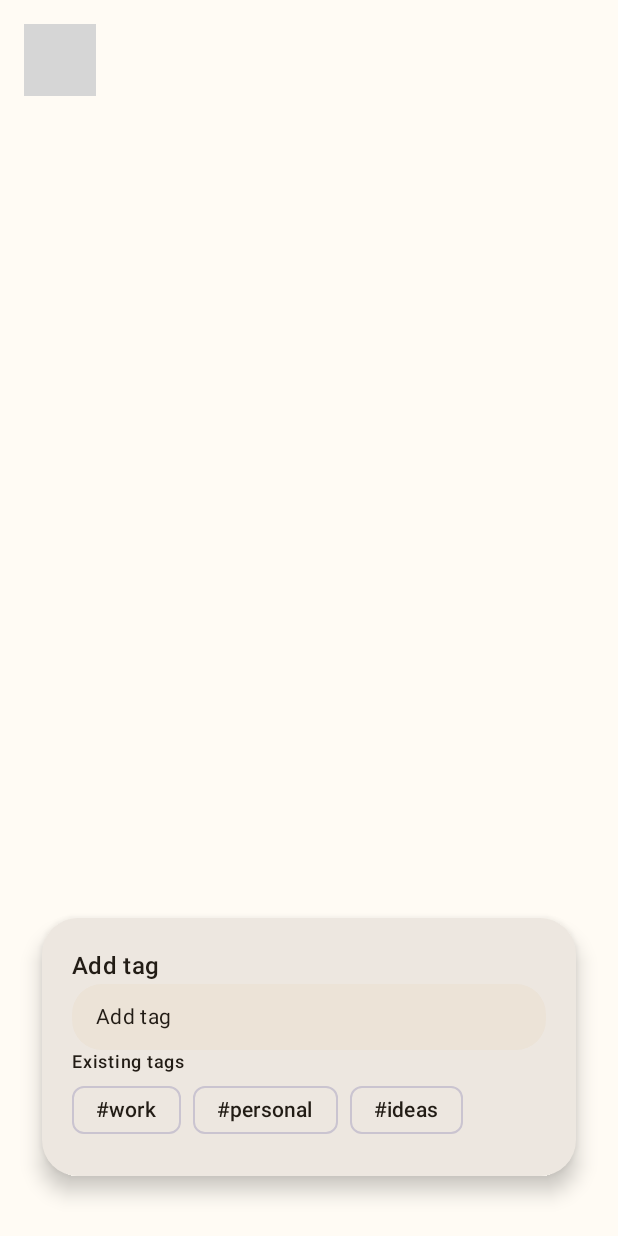
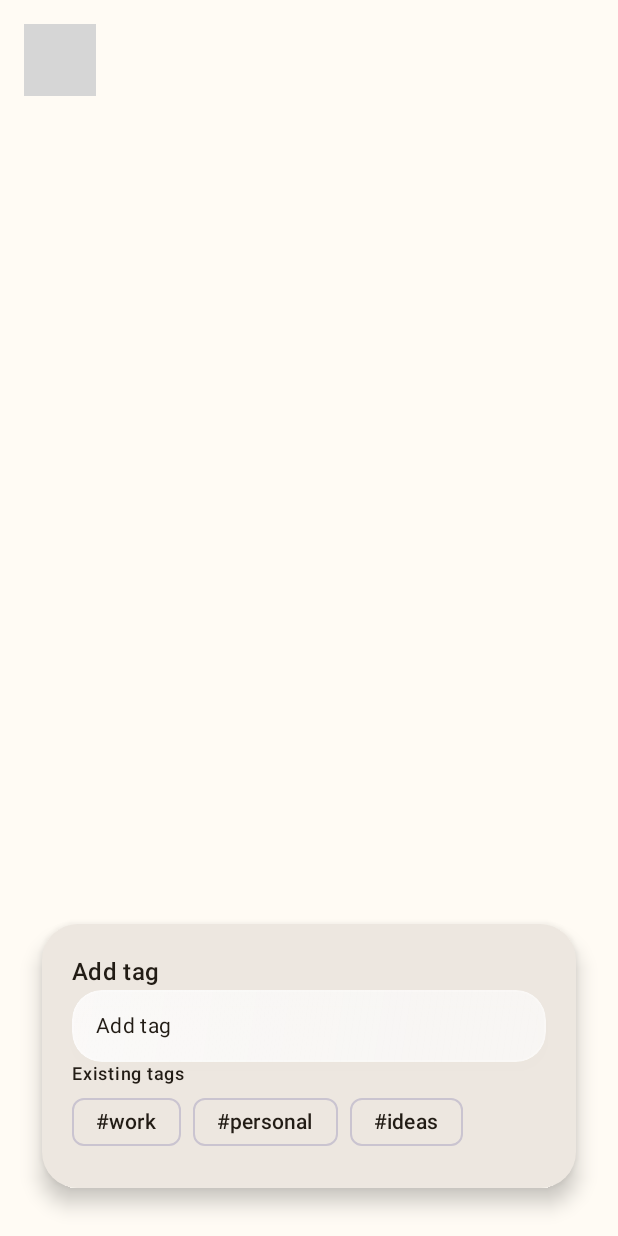
Before and after one commit to piashyos/tessera, an Android app built with Jetpack Compose: the @Preview function TagPickerPopupLightPreview, on a phone screen of 412 x 824 dp. Run offline under Robolectric (Android 15) with nearby library versions, the phone set to English and light mode, and no system bars; libraries missing offline, so code that uses them is left out: dev.chrisbanes.haze; 3 statements that could not run were skipped; grey boxes are pictures that could not be loaded.

Commit message:
style(ui): tune capsule transparency, popup spacing, tag-picker glass
Co-Authored-By: Claude Opus 4 (1M context) <noreply@anthropic.com>

```diff
--- a/app/src/main/java/app/tessera/core/ui/components/TesseraPopup.kt
+++ b/app/src/main/java/app/tessera/core/ui/components/TesseraPopup.kt
@@ -54,7 +54,7 @@ fun TesseraPopup(
     val maxCardHeight = (LocalConfiguration.current.screenHeightDp * 0.6f).dp
     val frostColor = MaterialTheme.colorScheme.surface
     val keyboardVisible = WindowInsets.ime.getBottom(density) > WindowInsets.navigationBars.getBottom(density)
-    val cardBottomGap = if (keyboardVisible) 12.dp else 24.dp
+    val cardBottomGap = if (keyboardVisible) 12.dp else 16.dp
     val dismiss: () -> Unit = {
         focusManager.clearFocus(force = true)
         onDismiss()
--- a/app/src/main/java/app/tessera/core/ui/theme/Color.kt
+++ b/app/src/main/java/app/tessera/core/ui/theme/Color.kt
@@ -13,8 +13,8 @@ val OnSurfaceDark = Color(0xFFF5EFE6)
 val PrimaryLight = Color(0xFF7A5C3E)
 val PrimaryDark = Color(0xFFF0C48A)
 val CapsuleBorder = Color.White.copy(alpha = 0.20f)
-val CapsuleTintLight = Color.White.copy(alpha = 0.86f)
-val CapsuleTintDark = Color(0xFF181A20).copy(alpha = 0.88f)
+val CapsuleTintLight = Color.White.copy(alpha = 0.65f)
+val CapsuleTintDark = Color(0xFF181A20).copy(alpha = 0.72f)
 val CapsuleHighlightLight = Color.White.copy(alpha = 0.40f)
 val CapsuleHighlightDark = Color.White.copy(alpha = 0.14f)
 val CapsuleShadowLight = Color(0xFFB8B1A6).copy(alpha = 0.16f)
--- a/app/src/main/java/app/tessera/ui/editor/NoteEditorScreen.kt
+++ b/app/src/main/java/app/tessera/ui/editor/NoteEditorScreen.kt
@@ -96,14 +96,14 @@ fun NoteEditorScreen(
         // Inner wrapper — everything that the popup blurs over
         Box(
             modifier = Modifier
-                .fillMaxSize()
-                .hazeSource(popupHazeState),
+                .fillMaxSize(),
         ) {
             // Scrollable content surface
             Surface(
                 modifier = Modifier
                     .fillMaxSize()
-                    .hazeSource(hazeState),
+                    .hazeSource(hazeState)
+                    .hazeSource(popupHazeState),
                 color = pageColor,
             ) {
                 Column(
--- a/app/src/main/java/app/tessera/ui/editor/components/TagPickerPopup.kt
+++ b/app/src/main/java/app/tessera/ui/editor/components/TagPickerPopup.kt
@@ -5,6 +5,7 @@ import androidx.compose.foundation.layout.Arrangement
 import androidx.compose.foundation.layout.Box
 import androidx.compose.foundation.layout.ExperimentalLayoutApi
 import androidx.compose.foundation.layout.FlowRow
+import androidx.compose.foundation.layout.PaddingValues
 import androidx.compose.foundation.layout.fillMaxSize
 import androidx.compose.foundation.layout.fillMaxWidth
 import androidx.compose.foundation.layout.heightIn
@@ -12,7 +13,6 @@ import androidx.compose.foundation.layout.padding
 import androidx.compose.foundation.shape.RoundedCornerShape
 import androidx.compose.material3.AssistChip
 import androidx.compose.material3.MaterialTheme
-import androidx.compose.material3.Surface
 import androidx.compose.material3.Text
 import androidx.compose.runtime.Composable
 import androidx.compose.runtime.getValue
@@ -25,6 +25,7 @@ import androidx.compose.ui.text.input.ImeAction
 import androidx.compose.ui.tooling.preview.Preview
 import androidx.compose.ui.unit.dp
 import app.tessera.R
+import app.tessera.core.ui.components.FloatingCapsule
 import app.tessera.core.ui.components.TesseraPopup
 import app.tessera.core.ui.components.TesseraTextField
 import app.tessera.core.ui.theme.TesseraTheme
@@ -59,10 +60,10 @@ fun TagPickerPopup(
             text = stringResource(R.string.editor_add_tag),
             style = MaterialTheme.typography.titleMedium,
         )
-        Surface(
+        FloatingCapsule(
+            modifier = Modifier.fillMaxWidth(),
             shape = RoundedCornerShape(20.dp),
-            color = MaterialTheme.colorScheme.surfaceVariant,
-            modifier = Modifier.fillMaxWidth(),
+            contentPadding = PaddingValues(horizontal = 16.dp, vertical = 12.dp),
         ) {
             TesseraTextField(
                 value = newTag,
@@ -70,8 +71,7 @@ fun TagPickerPopup(
                 placeholder = stringResource(R.string.editor_add_tag),
                 modifier = Modifier
                     .fillMaxWidth()
-                    .heightIn(min = 24.dp)
-                    .padding(horizontal = 16.dp, vertical = 12.dp),
+                    .heightIn(min = 24.dp),
                 imeAction = ImeAction.Done,
                 onImeAction = submit,
             )
```
